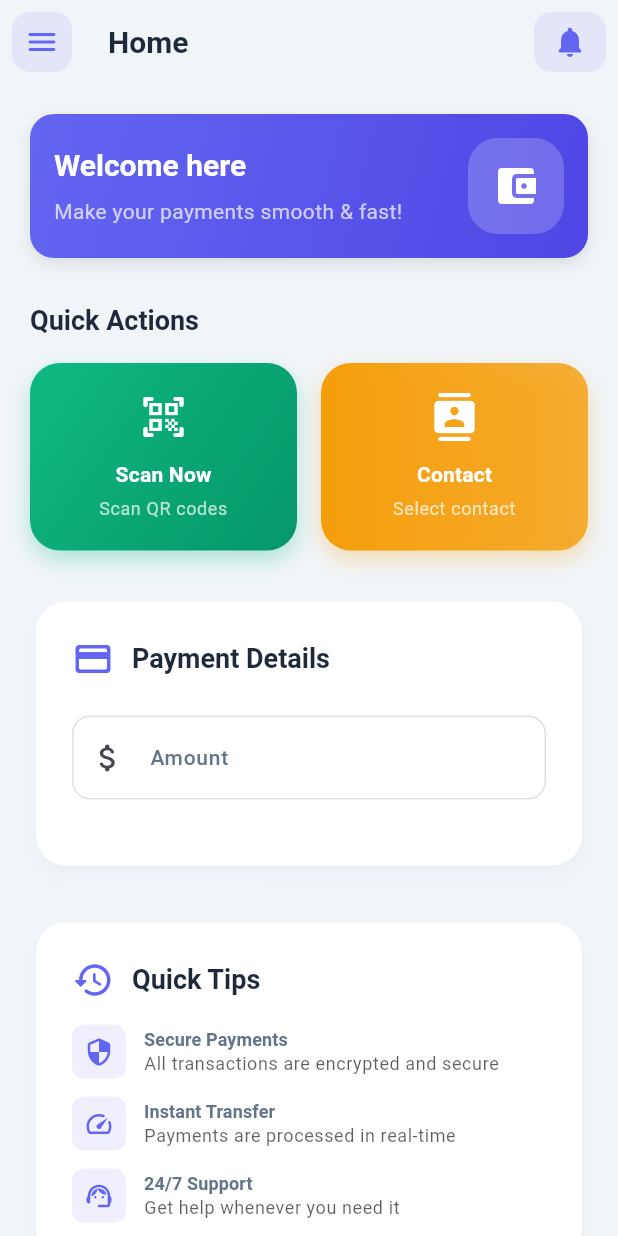
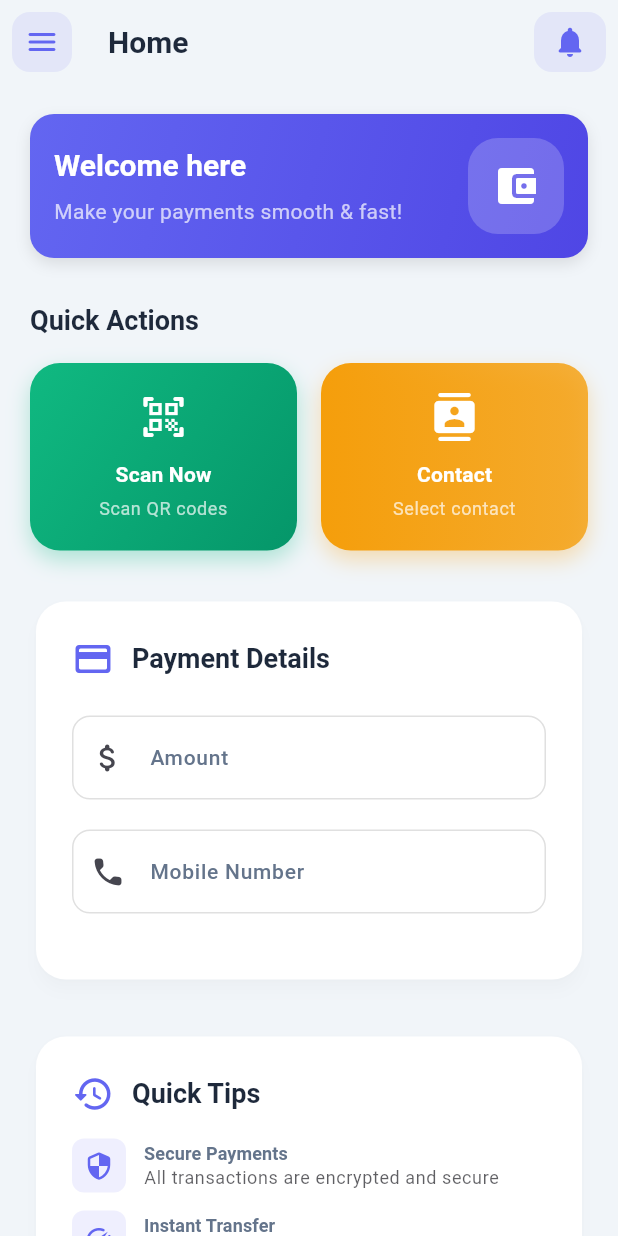
Before and after one commit to julesntare/mq_pay, a Flutter app: the screen it shows after launch, on a phone screen of 412 x 824 dp. Run offline on Flutter 3.47's test engine with Material 3 defaults, Android fonts, the phone set to English and light mode, and no system bars; our stand-ins replace cloud_firestore, connectivity_plus, firebase_core, flutter_native_contact_picker, geolocator, qr_flutter and 1 more; missing offline and left inert: barcode_scan2, flutter_direct_caller_plugin; accounts and stored records are empty; generated files the repository leaves out were written again.

Commit message:
fixed manual entry of mobile number in payment details

```diff
--- a/lib/screens/home.dart
+++ b/lib/screens/home.dart
@@ -25,6 +25,7 @@ class _HomeState extends State<Home> {
   final FocusNode amountFocusNode = FocusNode();
   String? selectedNumber;
   String? selectedName;
+  bool showManualInput = true;
 
   String? generatedUssdCode;
   bool showQrCode = false;
@@ -479,8 +480,7 @@ class _HomeState extends State<Home> {
             ),
             const SizedBox(height: 20),
 
-            // Mobile Number Input (if manual entry)
-            if (manualMobileController.text.isNotEmpty) ...[
+            // Mobile Number Input
             TextField(
               controller: manualMobileController,
               keyboardType: TextInputType.phone,
@@ -488,18 +488,19 @@ class _HomeState extends State<Home> {
                 labelText: S.of(context).mobileNumber,
                 hintText: 'Enter mobile number',
                 prefixIcon: const Icon(Icons.phone_rounded),
-                  suffixIcon: IconButton(
+                suffixIcon: manualMobileController.text.isNotEmpty
+                    ? IconButton(
                         icon: const Icon(Icons.clear_rounded),
                         onPressed: () {
                           manualMobileController.clear();
                           setState(() {});
                         },
-                  ),
+                      )
+                    : null,
               ),
               onChanged: (value) => setState(() {}),
             ),
             const SizedBox(height: 20),
-            ],
 
             // Manual Payment Button
             if (manualMobileController.text.isNotEmpty) ...[
```
Lines whose indentation alone changed are shown as unchanged.
